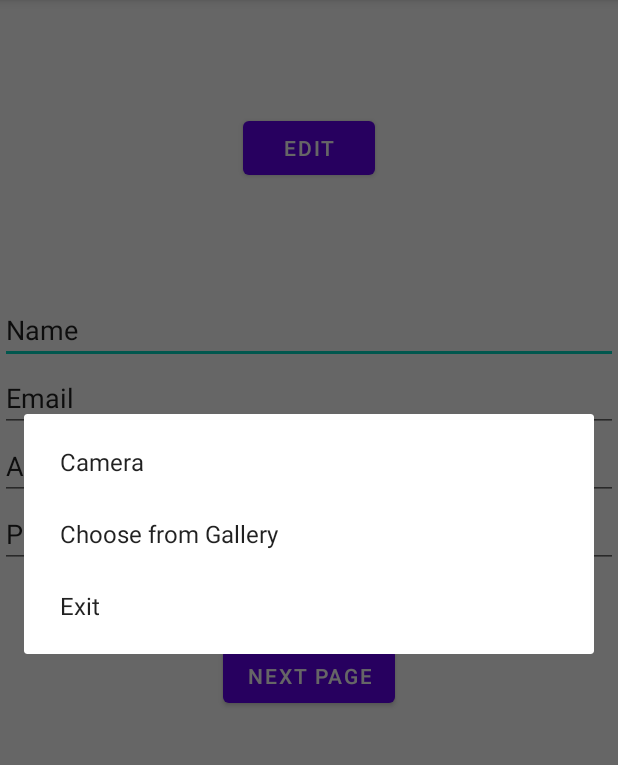
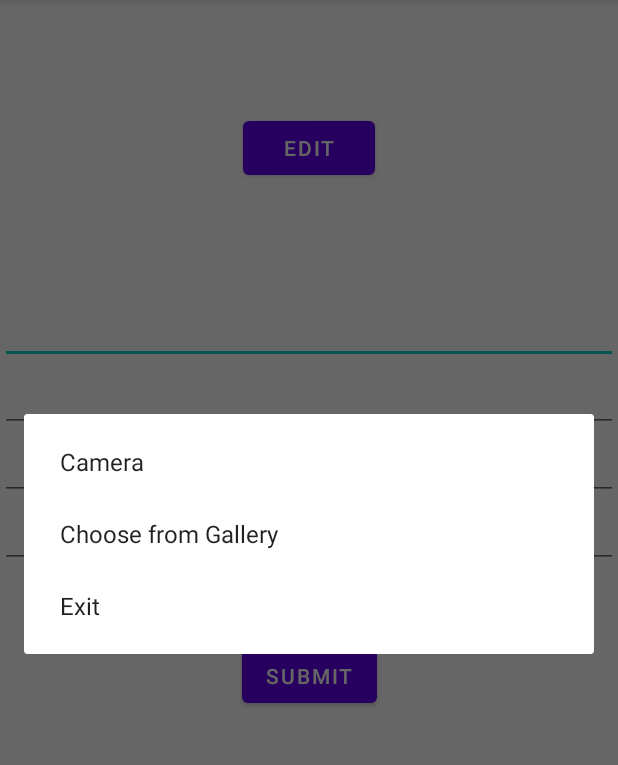
Before and after one commit to Hasitha-Su/User-Activity-App, an Android app: the screen it shows after launch (RegisterInfoActivity), after a tap on "EDIT", on a phone screen of 412 x 824 dp, the part 84-849 px from its top. Run offline under Robolectric (Android 15) with nearby library versions, the phone set to English and light mode, and no system bars.

Commit message:
Update submit button name

```diff
--- a/app/src/main/res/layout/activity_main.xml
+++ b/app/src/main/res/layout/activity_main.xml
@@ -20,7 +20,6 @@
         android:layout_height="wrap_content"
         android:ems="10"
         android:inputType="textPersonName"
-        android:text="Name"
         app:layout_constraintBottom_toTopOf="@+id/editTextTextEmailAddress6"
         app:layout_constraintEnd_toEndOf="parent"
         app:layout_constraintStart_toStartOf="parent"
@@ -32,7 +31,6 @@
         android:layout_height="wrap_content"
         android:ems="10"
         android:inputType="textEmailAddress"
-        android:text="Email"
         app:layout_constraintBottom_toTopOf="@+id/editTextNumber"
         app:layout_constraintEnd_toEndOf="parent"
         app:layout_constraintStart_toStartOf="parent"
@@ -44,7 +42,6 @@
         android:layout_height="wrap_content"
         android:ems="10"
         android:inputType="number"
-        android:text="Age"
         app:layout_constraintBottom_toTopOf="@+id/editTextPhone"
         app:layout_constraintEnd_toEndOf="parent"
         app:layout_constraintStart_toStartOf="parent"
@@ -57,7 +54,6 @@
         android:layout_marginBottom="48dp"
         android:ems="10"
         android:inputType="phone"
-        android:text="Phone Number"
         app:layout_constraintBottom_toTopOf="@+id/nextActivity"
         app:layout_constraintEnd_toEndOf="parent"
         app:layout_constraintStart_toStartOf="parent"
@@ -80,7 +76,7 @@
         android:layout_marginStart="145dp"
         android:layout_marginEnd="145dp"
         android:layout_marginBottom="293dp"
-        android:text="Next Page"
+        android:text="Submit"
         app:layout_constraintBottom_toBottomOf="parent"
         app:layout_constraintEnd_toEndOf="parent"
         app:layout_constraintStart_toStartOf="@+id/editTextPhone"
```
